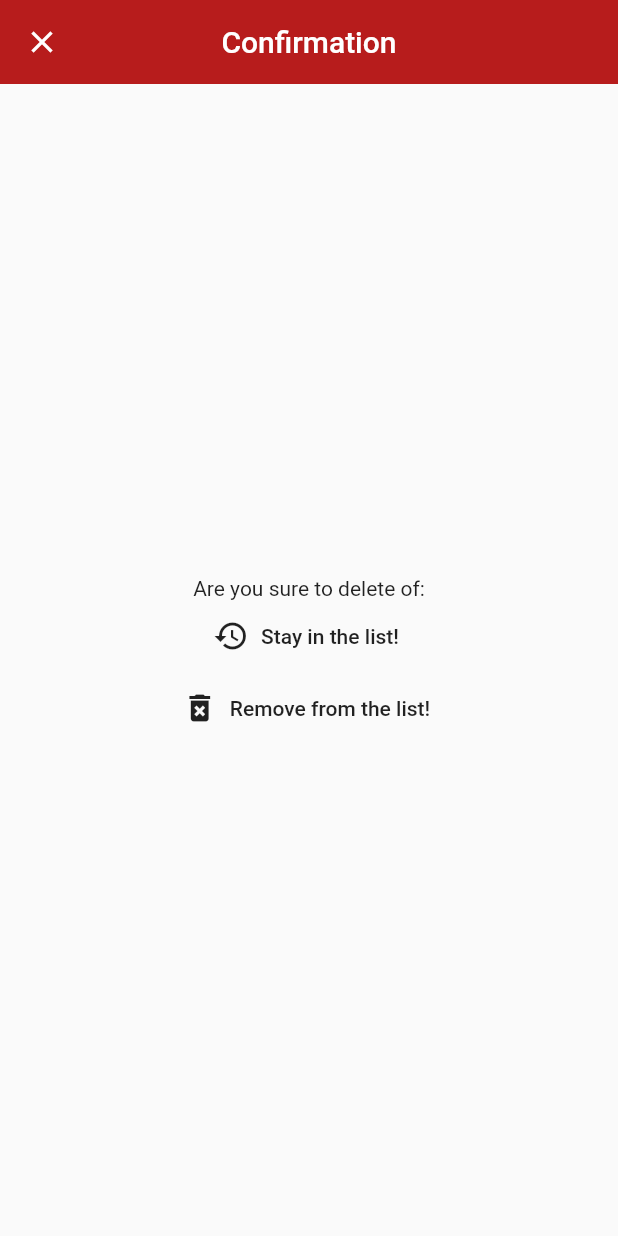
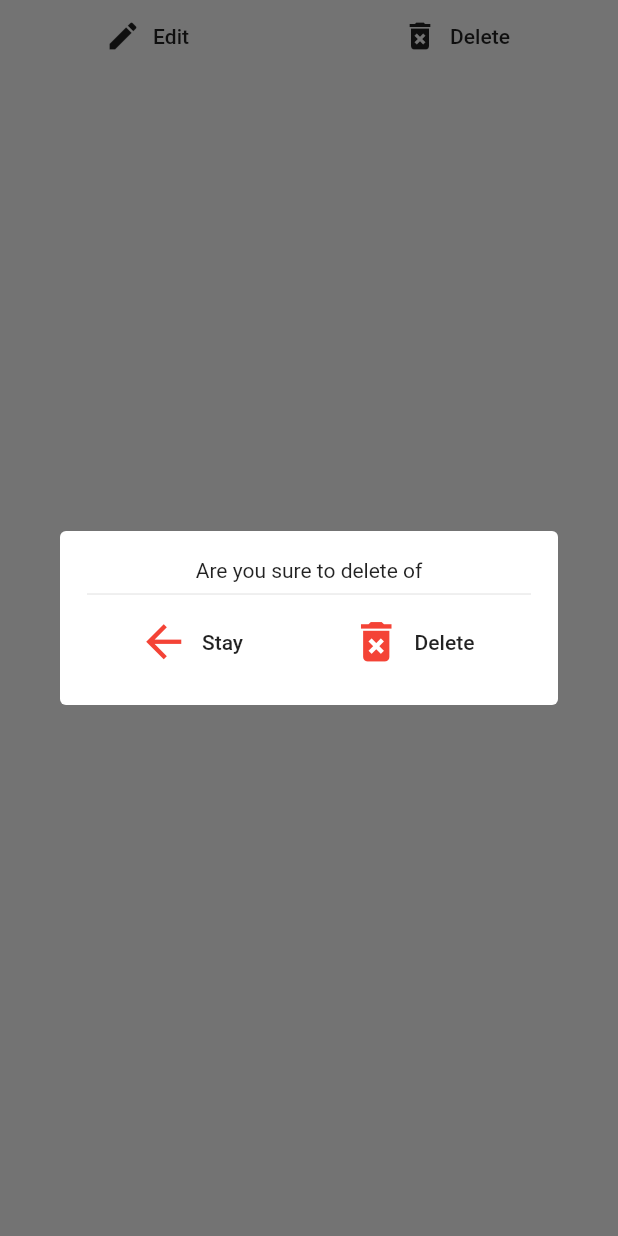
Before and after one commit to IvansPhoto/employee_children_sqflite, a Flutter app: the ActionButtons widget shown alone on an empty page, opened directly, after a tap on "Delete", on a phone screen of 412 x 824 dp. Run offline on Flutter 3.47's test engine with Material 2 defaults, Android fonts, the phone set to English and light mode, and no system bars; our stand-ins replace get_it, hive, hive_flutter, rxdart, sqflite; accounts and stored records are empty.

Commit message:
Added dialog instead of Scaffold for deleting.

```diff
--- a/lib/Support.dart
+++ b/lib/Support.dart
@@ -4,6 +4,9 @@ import 'package:flutter/material.dart';
 import 'package:employee_children_sqflite/database.dart';
 import 'package:employee_children_sqflite/Classes.dart';
 import 'package:employee_children_sqflite/GlobalStore.dart';
+
+final double iconSize = 35.0;
+final double textScaleFactor = 1.25;
 
 String monthFromNumber(DateTime dateTime) {
   String month;
--- a/lib/SupportWidgets/ActionButtons.dart
+++ b/lib/SupportWidgets/ActionButtons.dart
@@ -1,5 +1,7 @@
 import 'package:flutter/material.dart';
 import 'package:employee_children_sqflite/Classes.dart';
+import 'package:employee_children_sqflite/Support.dart';
+import 'package:employee_children_sqflite/GlobalStore.dart';
 import 'package:employee_children_sqflite/SupportWidgets/DeleteConfirmation.dart';
 
 class ActionButtons extends StatelessWidget {
@@ -12,7 +14,7 @@ class ActionButtons extends StatelessWidget {
   Widget build(BuildContext context) {
     return Row(
       crossAxisAlignment: CrossAxisAlignment.center,
-      mainAxisAlignment: MainAxisAlignment.center,
+      mainAxisAlignment: MainAxisAlignment.spaceAround,
       children: <Widget>[
         //Button for editing the employee in the Form
         FlatButton.icon(
@@ -43,11 +45,12 @@ class ActionButtons extends StatelessWidget {
           icon: Icon(Icons.edit),
           label: Text('Edit'),
         ),
-        //Button for show dialog to delete the employee
+        //Button for show dialog to delete a record.
         FlatButton.icon(
-          onPressed: () => Navigator.push(
-            context,
-            MaterialPageRoute(builder: (context) => DeleteConfirmation(employee: employee, child: child,), fullscreenDialog: true),
+          onPressed: () => showDialog(
+            context: context,
+            child: DeleteConfirmation(employee: employee, child: child),
+            useSafeArea: true,
           ),
           icon: Icon(Icons.delete_forever),
           label: Text('Delete'),
--- a/lib/SupportWidgets/DeleteConfirmation.dart
+++ b/lib/SupportWidgets/DeleteConfirmation.dart
@@ -1,46 +1,99 @@
 import 'package:flutter/material.dart';
 import 'package:employee_children_sqflite/Classes.dart';
 import 'package:employee_children_sqflite/GlobalStore.dart';
+import 'package:employee_children_sqflite/Support.dart';
 
 class DeleteConfirmation extends StatelessWidget {
   final Employees employee;
   final Children child;
 
   DeleteConfirmation({this.employee, this.child});
-
   @override
 	Widget build(BuildContext context) {
-    return Scaffold(
-        appBar: AppBar(
+		return Dialog(
+			//TODO: check with DartDevTools.
+//              insetPadding: EdgeInsets.all(18),
 			elevation: 0,
-          centerTitle: true,
-          title: const Text('Confirmation'),
-        ),
-        body: Center(
+			child: Padding(
+				padding: const EdgeInsets.all(18.0),
 				child: Column(
 					mainAxisAlignment: MainAxisAlignment.center,
 					crossAxisAlignment: CrossAxisAlignment.center,
-            children: <Widget>[
-              Text('Are you sure to delete of:'),
+					mainAxisSize: MainAxisSize.min,
+					children: [
+						Text('Are you sure to delete of'),
 						if (employee != null) Text('${employee.name} ${employee.surName}'),
 						if (child != null) Text('${child.name} ${child.surName}'),
+						Divider(),
+						Row(
+							mainAxisAlignment: MainAxisAlignment.spaceAround,
+							crossAxisAlignment: CrossAxisAlignment.center,
+							children: [
 								FlatButton.icon(
-                icon: const Icon(Icons.restore),
-                label: const Text('Stay in the list!'),
+									label: Text('Stay'),
+									icon: Icon(Icons.arrow_back, color: Colors.red, size: iconSize),
 									onPressed: () => Navigator.pop(context),
 								),
 								FlatButton.icon(
-                icon: Icon(Icons.delete_forever),
-                label: const Text('Remove from the list!'),
-                onPressed: () async {
+									label: Text('Delete'),
+									icon: Icon(Icons.delete_forever, color: Colors.red, size: iconSize),
+									onPressed: () {
 										if (employee != null) gStore<GlobalStore>().deleteEmployee(employee);
 										if (child != null) gStore<GlobalStore>().deleteChild(child);
 										Navigator.pop(context);
 										Navigator.pop(context, 'deleted');
 									},
-              )
+								),
 							],
 						),
-        ));
+					],
+				),
+			),
+		);
 	}
 }
+
+
+//class DeleteConfirmation extends StatelessWidget {
+//  final Employees employee;
+//  final Children child;
+//
+//  DeleteConfirmation({this.employee, this.child});
+//
+//  @override
+//  Widget build(BuildContext context) {
+//    return Scaffold(
+//      backgroundColor: Color.fromRGBO(128, 128, 128, 0.25),
+//        appBar: AppBar(
+//          elevation: 0,
+//          centerTitle: true,
+//          title: const Text('Confirmation'),
+//        ),
+//        body: Center(
+//          child: Column(
+//            mainAxisAlignment: MainAxisAlignment.center,
+//            crossAxisAlignment: CrossAxisAlignment.center,
+//            children: <Widget>[
+//              Text('Are you sure to delete of:'),
+//              if (employee != null) Text('${employee.name} ${employee.surName}'),
+//              if (child != null) Text('${child.name} ${child.surName}'),
+//              FlatButton.icon(
+//                icon: const Icon(Icons.restore),
+//                label: const Text('Stay in the list!'),
+//                onPressed: () => Navigator.pop(context),
+//              ),
+//              FlatButton.icon(
+//                icon: Icon(Icons.delete_forever),
+//                label: const Text('Remove from the list!'),
+//                onPressed: () async {
+//                  if (employee != null) gStore<GlobalStore>().deleteEmployee(employee);
+//                  if (child != null) gStore<GlobalStore>().deleteChild(child);
+//                  Navigator.pop(context);
+//                  Navigator.pop(context, 'deleted');
+//                },
+//              )
+//            ],
+//          ),
+//        ));
+//  }
+//}
--- a/lib/pages/ShowChild/ShowChild.dart
+++ b/lib/pages/ShowChild/ShowChild.dart
@@ -33,6 +33,7 @@ class ShowChild extends StatelessWidget {
                 Divider(),
                 Text('Birthday:'),
                 Text('${child.birthday == null ? 'Not specified' : monthFromNumber(child.birthday)}', style: Theme.of(context).textTheme.bodyText1),
+                Divider(),
                 ActionButtons(child: child)
               ],
             );
```
Also changed, not shown: lib/main.dart (+14 -7 lines), lib/pages/Index.dart (+10 -1 lines), lib/pages/NewEmployee/EmployeeChildrenList.dart (added, +40 -0 lines), lib/pages/NewEmployee/NewEmployee.dart (+1 -7 lines), lib/pages/NewEmployee/NewEmployeeForm.dart (+31 -46 lines), lib/pages/ShowEmployee/ShowEmployee.dart (+13 -4 lines). Lines whose indentation alone changed are shown as unchanged.
